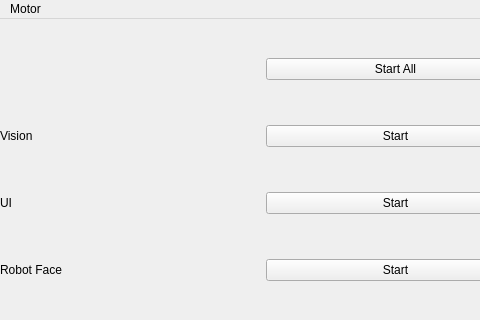
Qt form user_interface/views/ui/start.ui (smattha/robotHuman) before a commit; both pictures show x 0 to 480 and y 0 to 320 of the 800 by 600 pixel window.
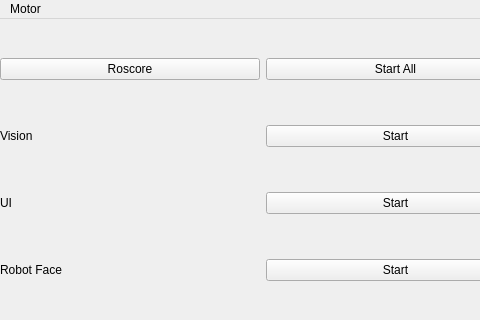
The same form after that commit.

Diff of the .ui file:
```diff
--- a/user_interface/views/ui/start.ui
+++ b/user_interface/views/ui/start.ui
@@ -185,6 +185,13 @@
        </property>
       </widget>
      </item>
+     <item row="0" column="0">
+      <widget class="QPushButton" name="roscore">
+       <property name="text">
+        <string>Roscore</string>
+       </property>
+      </widget>
+     </item>
     </layout>
    </widget>
   </widget>
```
